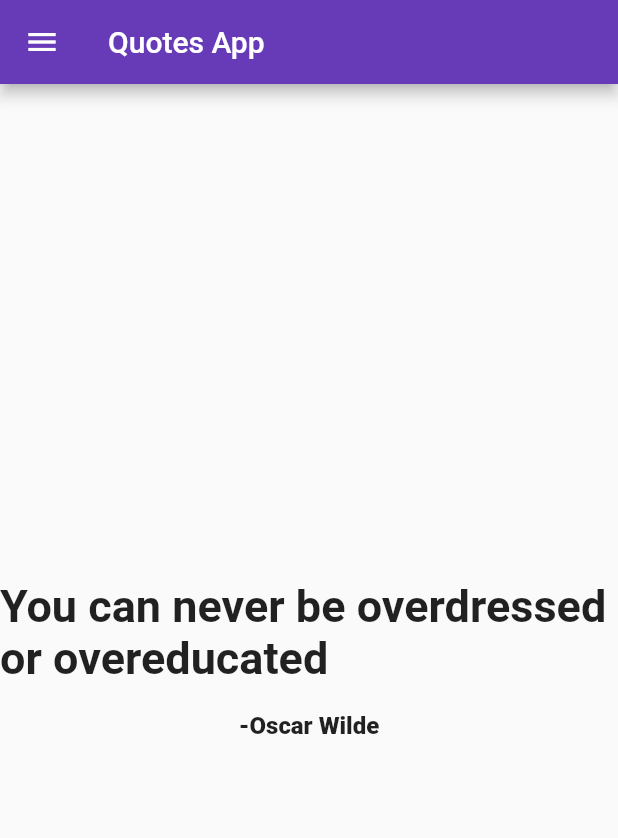
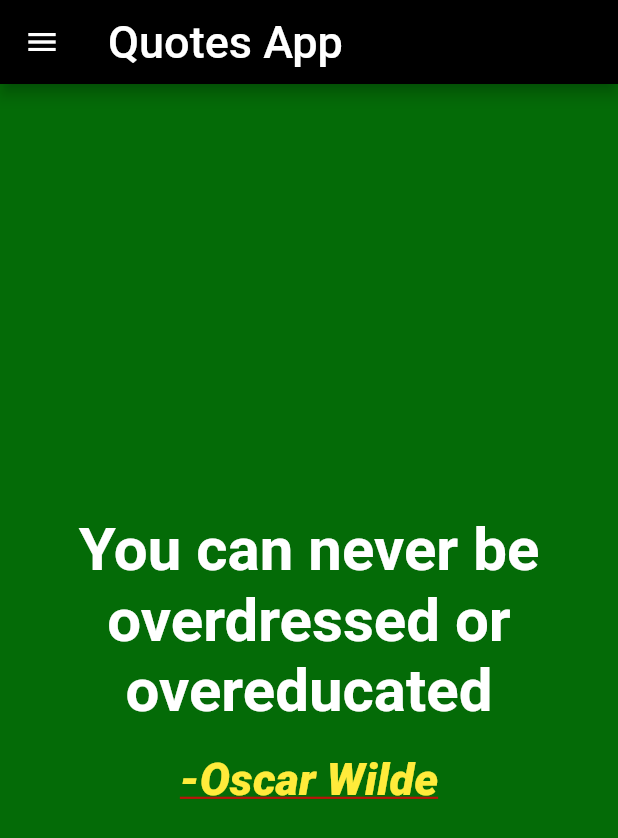
Before and after one commit to Ibrahiim-Ahmed/Flutter-Assignment, a Flutter app: the screen it shows after launch, on a phone screen of 412 x 824 dp. Shown: the top 838 px of the screen. Run offline on Flutter 3.47's test engine with Material 2 defaults, Android fonts, the phone set to English and light mode, and no system bars.

Commit message:
Some styling

```diff
--- a/lib/main.dart
+++ b/lib/main.dart
@@ -11,9 +11,9 @@ class MyApp extends StatelessWidget {
     return MaterialApp(
       debugShowCheckedModeBanner: false,
       title: 'Quotes App',
-      theme: ThemeData(
-        primarySwatch: Colors.deepPurple,
-      ),
+      // theme: ThemeData(
+      //   primaryColor: Colors.black,
+      // ),
       home: const MyHomePage(title: 'Quotes App'),
     );
   }
@@ -42,33 +42,64 @@ class _MyHomePageState extends State<MyHomePage> {
     final quote = Quote.quotes[_currentIndex];
     return Scaffold(
         appBar: AppBar(
-        title: Text(widget.title),
+          title: Text(
+            widget.title,
+            style: TextStyle(fontSize: 30),
           ),
+          backgroundColor: Colors.black,
+        ),
+        backgroundColor: Color.fromARGB(255, 4, 107, 7),
         drawer: Drawer(
           child: ListView(
             children: [
-            const DrawerHeader(
+              DrawerHeader(
                 decoration: BoxDecoration(
-                color: Colors.blue,
+                  color: Colors.green,
+                  border: Border.all(color: Colors.black, width: 8),
                 ),
-              child: Text('Drawer Header'),
+                child: Text(
+                  'Quotes Categories',
+                  style: TextStyle(
+                    fontSize: 45,
+                    decoration: TextDecoration.underline,
+                    fontWeight: FontWeight.w900,
+                  ),
+                ),
               ),
               ListTile(
-              title: const Text('Fashion'),
+                title: Text(
+                  'Fashion',
+                  style: TextStyle(
+                    fontSize: 22,
+                    fontWeight: FontWeight.w900,
+                  ),
+                ),
                 onTap: () {
                   _changeQuote(0);
                   Navigator.pop(context);
                 },
               ),
               ListTile(
-              title: const Text('Sports'),
+                title: const Text(
+                  'Sports',
+                  style: TextStyle(
+                    fontSize: 22,
+                    fontWeight: FontWeight.w900,
+                  ),
+                ),
                 onTap: () {
                   _changeQuote(1);
                   Navigator.pop(context);
                 },
               ),
               ListTile(
-              title: const Text("Inspirational"),
+                title: const Text(
+                  "Inspirational",
+                  style: TextStyle(
+                    fontSize: 22,
+                    fontWeight: FontWeight.w900,
+                  ),
+                ),
                 onTap: () {
                   _changeQuote(2);
                   Navigator.pop(context);
@@ -85,19 +116,27 @@ class _MyHomePageState extends State<MyHomePage> {
               children: <Widget>[
                 Text(
                   quote.text,
-                style:
-                    const TextStyle(fontSize: 30, fontWeight: FontWeight.bold),
+                  textAlign: TextAlign.center,
+                  style: const TextStyle(
+                      fontSize: 40,
+                      fontWeight: FontWeight.bold,
+                      color: Colors.white),
                 ),
                 const SizedBox(height: 18),
                 Text(
                   quote.author,
-                style:
-                    const TextStyle(fontSize: 16, fontWeight: FontWeight.w800),
+                  style: const TextStyle(
+                    fontSize: 30,
+                    fontWeight: FontWeight.w900,
+                    color: Colors.yellow,
+                    fontStyle: FontStyle.italic,
+                    decoration: TextDecoration.underline,
+                    decorationColor: Color.fromARGB(255, 185, 21, 9),
+                  ),
                 ),
               ],
             ),
           ),
-      ),
-    );
+        ));
   }
 }
```
Lines whose indentation alone changed are shown as unchanged.
